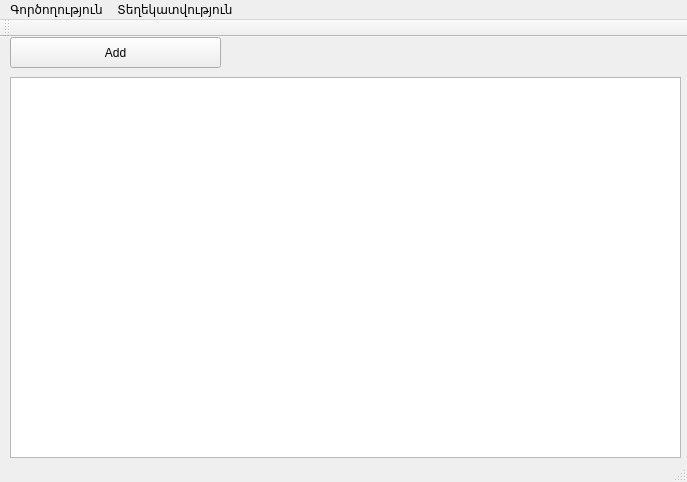
Above: mainwindow.ui from AndranikHovhannisyan/Tourniquets before the change. Below: the same form after it.
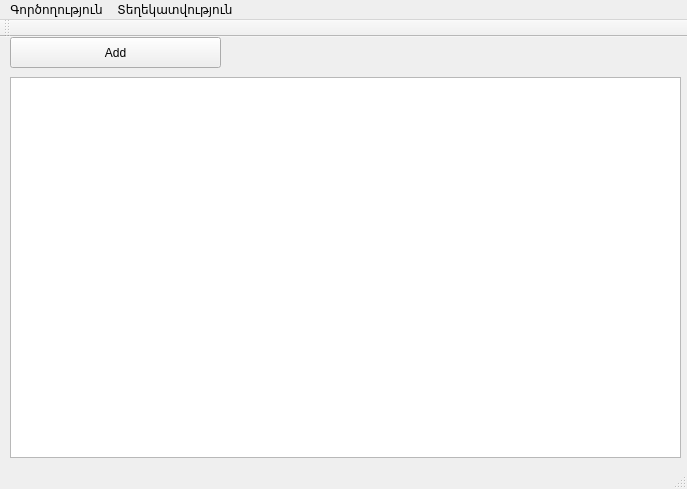
That is the form after the change.

Commit message: schedule type add dialog

```diff
--- a/mainwindow.ui
+++ b/mainwindow.ui
@@ -7,7 +7,7 @@
     <x>0</x>
     <y>0</y>
     <width>687</width>
-    <height>482</height>
+    <height>489</height>
    </rect>
   </property>
   <property name="windowTitle">
```
The commit also changes 6 other files.
